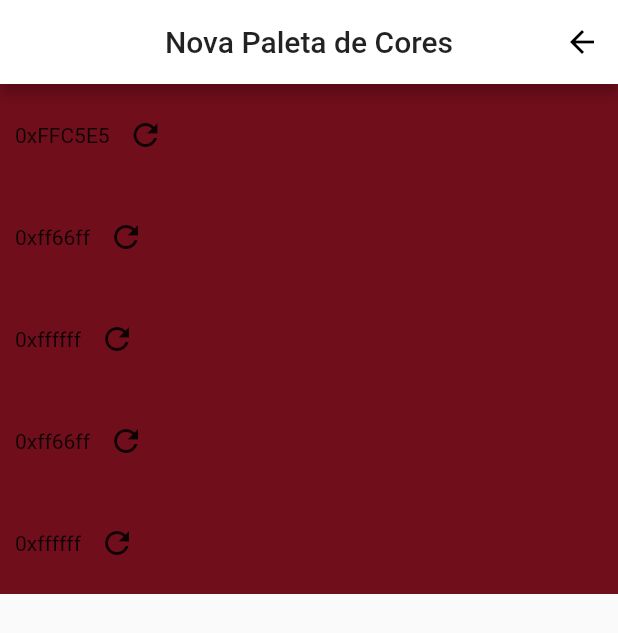
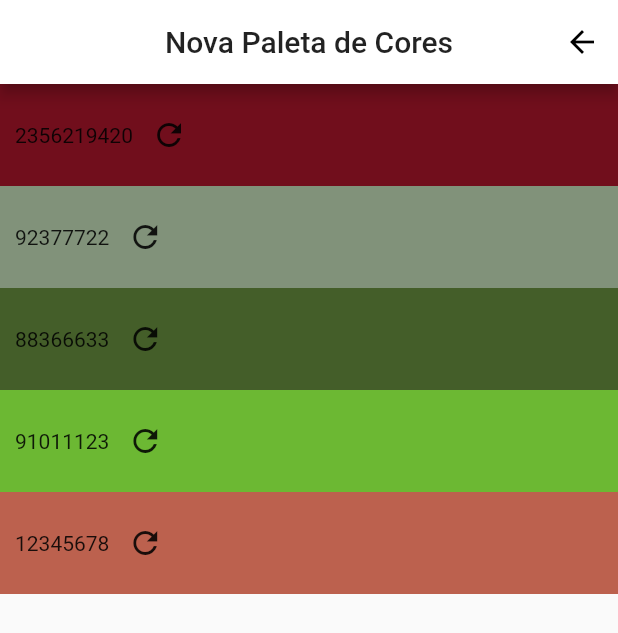
Before and after one commit to vitorcx/color-palette-app, a Flutter app: the screen it shows after launch, after a tap on the "refresh" icon, on a phone screen of 412 x 824 dp. Shown: the top 633 px of the screen. Run offline on Flutter 3.47's test engine with Material 2 defaults, Android fonts, the phone set to English and light mode, and no system bars; our stand-ins replace cloud_firestore, equatable, firebase_core, flutter_bloc; missing offline and left inert: infinite_listview; accounts and stored records are empty.

Commit message:
Alterando lista de cores para trabalhar com int
Co-authored-by: Ana <anaipva@gmail.com>

```diff
--- a/lib/bloc/color_field_bloc/colors_form_event.dart
+++ b/lib/bloc/color_field_bloc/colors_form_event.dart
@@ -3,8 +3,8 @@ abstract class ColorsFormEvent {
 }
 
 class ChangeColorEvent extends ColorsFormEvent {
-  final List<String> colors;
-  final String newColor;
+  final List<int> colors;
+  final int newColor;
   final int index;
 
   const ChangeColorEvent(
--- a/lib/bloc/color_field_bloc/colors_form_state.dart
+++ b/lib/bloc/color_field_bloc/colors_form_state.dart
@@ -1,5 +1,5 @@
 class ColorsFormState {
-  late List<String> colors;
+  late List<int> colors;
 
   ColorsFormState(this.colors);
 }
--- a/lib/bloc/color_palette_bloc.dart
+++ b/lib/bloc/color_palette_bloc.dart
@@ -16,10 +16,9 @@ class ColorPaletteBloc extends Bloc<ColorPaletteEvent, ColorPaletteState> {
 
     switch (event.runtimeType) {
       case ColorPaletteFetchList:
-        // yield ColorPaletteLoading();
+        //yield ColorPaletteLoading();
         List<ColorPalette> colorPaletteList =
             await colorPaletteFirebase.getColorPalettes();
-        print(colorPaletteList);
         yield ColorPaletteLoaded(list: colorPaletteList);
         break;
       case ColorPaletteDelete:
--- a/lib/main.dart
+++ b/lib/main.dart
@@ -20,8 +20,6 @@ class ColorPaletteApp extends StatefulWidget {
 }
 
 class _ColorPaletteAppState extends State<ColorPaletteApp> {
-  ColorPalette colorPalette = ColorPalette(
-      id: 'test', title: 'Paleta legal 1', colors: ['aaa', 'bbb', 'ccc']);
   final Future<FirebaseApp> _intialization = Firebase.initializeApp();
 
   @override
--- a/lib/models/color_palette_model.dart
+++ b/lib/models/color_palette_model.dart
@@ -1,14 +1,14 @@
 class ColorPalette {
   late final String id;
   late final String title;
-  late final List<String> colors;
+  late final List<int> colors;
 
   ColorPalette({required String id, required this.title, required this.colors});
 
   ColorPalette.fromJson(String id, Map<String, dynamic> json) {
     id = id;
     title = json['title'];
-    colors = json['colors'].cast<String>();
+    colors = json['colors'].cast<int>();
   }
 
   Map<String, dynamic> toJson() {
--- a/lib/views/color_field.dart
+++ b/lib/views/color_field.dart
@@ -5,16 +5,6 @@ import 'package:flutter/material.dart';
 import 'package:flutter_bloc/flutter_bloc.dart';
 
 import 'dart:math';
-
-Random random = new Random();
-
-String generateRandomHexColor() {
-  int length = 4;
-  String chars = '0123456789ABCDEF';
-  String hex = '0xFF';
-  while (length-- > 0) hex += chars[(random.nextInt(16)) | 0];
-  return hex;
-}
 
 class ColorField extends StatelessWidget {
   final int index;
@@ -24,23 +14,20 @@ class ColorField extends StatelessWidget {
   Widget build(BuildContext context) {
     return BlocBuilder<ColorsFormBloc, ColorsFormState>(
       builder: (context, state) {
-        print(state.colors);
-        int color = Random().nextInt(0xffffffff);
-        print(color); //todo: trocar cores de hex string pra int no app/firebase
         return Container(
             padding: EdgeInsets.all(10),
-            color: Color(color).withAlpha(0xff),
+            color: Color(state.colors[index]).withAlpha(0xff),
             child: Row(
               children: [
-                Text(state.colors[index]),
+                Text('${state.colors[index]}'),
                 IconButton(
                     onPressed: () {
-                      String randomHexColor = generateRandomHexColor();
+                      int newColor = Random().nextInt(0xffffffff);
                       BlocProvider.of<ColorsFormBloc>(context).add(
                           ChangeColorEvent(
                               colors: state.colors,
                               index: index,
-                              newColor: randomHexColor));
+                              newColor: newColor));
                     },
                     icon: Icon(Icons.refresh))
               ],
--- a/lib/views/create_color_palette_screen.dart
+++ b/lib/views/create_color_palette_screen.dart
@@ -8,12 +8,12 @@ class CreateColorPaletteScreen extends StatelessWidget {
   const CreateColorPaletteScreen({Key? key}) : super(key: key);
   @override
   Widget build(BuildContext context) {
-    List<String> colorsFromNavigator = [
-      '0xffffff',
-      '0xff66ff',
-      '0xffffff',
-      '0xff66ff',
-      '0xffffff'
+    List<int> colorsFromNavigator = [
+      83947283,
+      92377722,
+      88366633,
+      91011123,
+      12345678
     ];
     return Scaffold(
       appBar: AppBar(
--- a/lib/views/list_color_palettes.dart
+++ b/lib/views/list_color_palettes.dart
@@ -33,8 +33,9 @@ class ListColorPalettes extends StatelessWidget {
           } else {
             state as ColorPaletteLoaded;
             return ListView.builder(
-              itemBuilder: (context, item) {
-                return ListTile(title: Text("teste ${state.list[item].title}"));
+              itemBuilder: (context, index) {
+                return ListTile(
+                    title: Text("teste ${state.list[index].title}"));
               },
               itemCount: state.list.length,
             );
```
